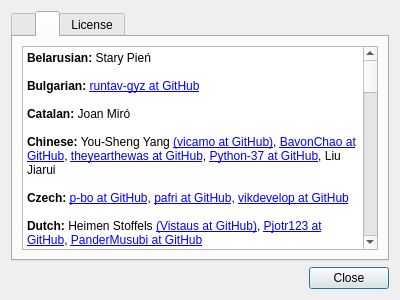
The window that feathernotes/about.ui (tsujan/FeatherNotes) describes before a commit, drawn with Qt 5.
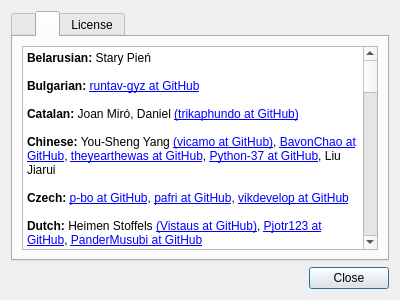
The same window after the commit. The open tabs and pages were chosen to show the change.

What changed in the file:
```diff
--- a/feathernotes/about.ui
+++ b/feathernotes/about.ui
@@ -101,7 +101,7 @@
 &lt;p style=&quot;-qt-paragraph-type:empty; margin-top:0px; margin-bottom:0px; margin-left:0px; margin-right:0px; -qt-block-indent:0; text-indent:0px;&quot;&gt;&lt;br /&gt;&lt;/p&gt;
 &lt;p style=&quot; margin-top:0px; margin-bottom:0px; margin-left:0px; margin-right:0px; -qt-block-indent:0; text-indent:0px;&quot;&gt;&lt;span style=&quot; font-weight:600;&quot;&gt;Bulgarian:&lt;/span&gt; &lt;a href=&quot;https://github.com/runtav-gyz&quot;&gt;runtav-gyz at GitHub&lt;/a&gt;&lt;/p&gt;
 &lt;p style=&quot;-qt-paragraph-type:empty; margin-top:0px; margin-bottom:0px; margin-left:0px; margin-right:0px; -qt-block-indent:0; text-indent:0px;&quot;&gt;&lt;br /&gt;&lt;/p&gt;
-&lt;p style=&quot; margin-top:0px; margin-bottom:0px; margin-left:0px; margin-right:0px; -qt-block-indent:0; text-indent:0px;&quot;&gt;&lt;span style=&quot; font-weight:600;&quot;&gt;Catalan:&lt;/span&gt; Joan Miró&lt;/p&gt;
+&lt;p style=&quot; margin-top:0px; margin-bottom:0px; margin-left:0px; margin-right:0px; -qt-block-indent:0; text-indent:0px;&quot;&gt;&lt;span style=&quot; font-weight:600;&quot;&gt;Catalan:&lt;/span&gt; Joan Miró, Daniel &lt;a href=&quot;https://github.com/trikaphundo&quot;&gt;(trikaphundo at GitHub)&lt;/a&gt;&lt;/p&gt;
 &lt;p style=&quot;-qt-paragraph-type:empty; margin-top:0px; margin-bottom:0px; margin-left:0px; margin-right:0px; -qt-block-indent:0; text-indent:0px;&quot;&gt;&lt;br /&gt;&lt;/p&gt;
 &lt;p style=&quot; margin-top:0px; margin-bottom:0px; margin-left:0px; margin-right:0px; -qt-block-indent:0; text-indent:0px;&quot;&gt;&lt;span style=&quot; font-weight:600;&quot;&gt;Chinese:&lt;/span&gt; You-Sheng Yang &lt;a href=&quot;https://github.com/vicamo&quot;&gt;(vicamo at GitHub)&lt;/a&gt;, &lt;a href=&quot;https://github.com/BavonChao&quot;&gt;BavonChao at GitHub&lt;/a&gt;, &lt;a href=&quot;https://github.com/theyearthewas&quot;&gt;theyearthewas at GitHub&lt;/a&gt;, &lt;a href=&quot;https://github.com/Python-37&quot;&gt;Python-37 at GitHub&lt;/a&gt;, Liu Jiarui&lt;/p&gt;
 &lt;p style=&quot;-qt-paragraph-type:empty; margin-top:0px; margin-bottom:0px; margin-left:0px; margin-right:0px; -qt-block-indent:0; text-indent:0px;&quot;&gt;&lt;br /&gt;&lt;/p&gt;
```
